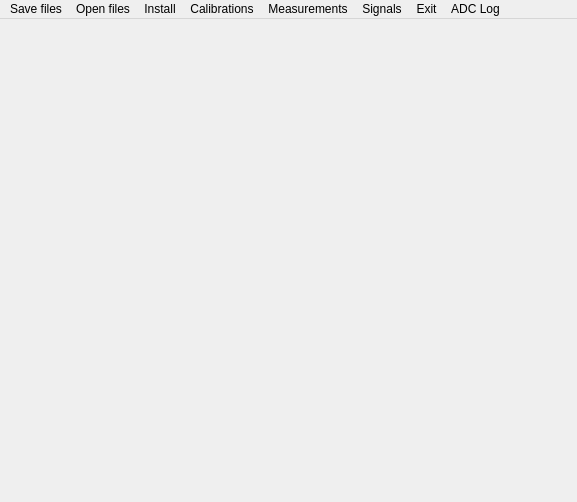
Old version of the form ui/MainWindowUIDesign.ui in the repository AVSidorov/FT2SXR.
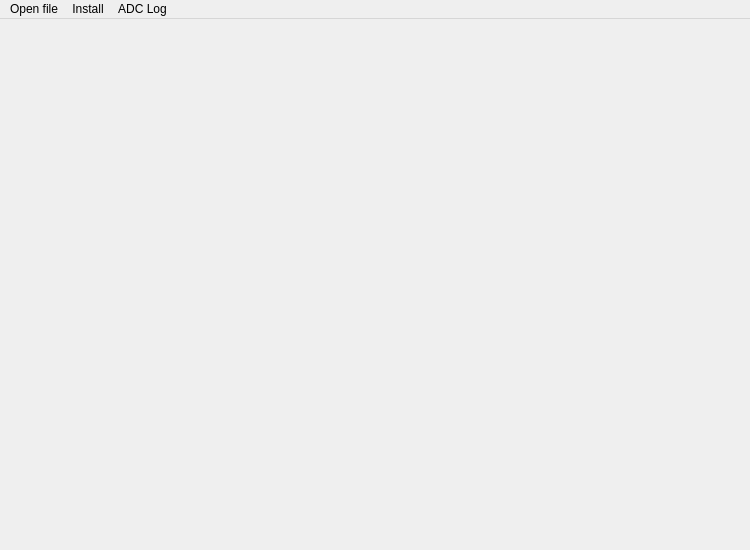
New version of the form.

```diff
--- a/ui/MainWindowUIDesign.ui
+++ b/ui/MainWindowUIDesign.ui
@@ -6,8 +6,8 @@
    <rect>
     <x>0</x>
     <y>0</y>
-    <width>577</width>
-    <height>502</height>
+    <width>750</width>
+    <height>550</height>
    </rect>
   </property>
   <property name="windowTitle">
@@ -29,23 +29,13 @@
     <rect>
      <x>0</x>
      <y>0</y>
-     <width>577</width>
-     <height>21</height>
+     <width>750</width>
+     <height>26</height>
     </rect>
    </property>
-   <widget class="QMenu" name="menuExit">
-    <property name="title">
-     <string>Save files</string>
-    </property>
-    <addaction name="actionSave_SXR_file"/>
-    <addaction name="actionSave_CLB_file"/>
-    <addaction name="actionSave_BKG_file"/>
-    <addaction name="actionSave_GSA_file"/>
-    <addaction name="actionSave_MCA_file"/>
-   </widget>
    <widget class="QMenu" name="menuOpen_files">
     <property name="title">
-     <string>Open files</string>
+     <string>Open file</string>
     </property>
     <addaction name="actionOpen_SXR_file"/>
     <addaction name="actionOpen_CLB_file"/>
@@ -62,33 +52,8 @@
     <addaction name="actionMini_X2"/>
     <addaction name="actionAmplifier"/>
     <addaction name="actionGSA"/>
-   </widget>
-   <widget class="QMenu" name="menuCalibrations">
-    <property name="title">
-     <string>Calibrations</string>
-    </property>
-    <addaction name="actionCalibration_Status"/>
-    <addaction name="separator"/>
-    <addaction name="actionCalibration_settings"/>
-    <addaction name="actionThreshold_PX_5"/>
-   </widget>
-   <widget class="QMenu" name="menuMeasurements">
-    <property name="title">
-     <string>Measurements</string>
-    </property>
-    <addaction name="actionMeasurements_Status"/>
-    <addaction name="separator"/>
-    <addaction name="actionMeasurement_settings"/>
-   </widget>
-   <widget class="QMenu" name="menuSignals">
-    <property name="title">
-     <string>Signals</string>
-    </property>
-   </widget>
-   <widget class="QMenu" name="menuExit_2">
-    <property name="title">
-     <string>Exit</string>
-    </property>
+    <addaction name="actionPX_5"/>
+    <addaction name="actionMini_X2"/>
    </widget>
    <widget class="QMenu" name="menuADC_Log">
     <property name="title">
@@ -96,13 +61,8 @@
     </property>
     <addaction name="actionShow_log"/>
    </widget>
-   <addaction name="menuExit"/>
    <addaction name="menuOpen_files"/>
    <addaction name="menuInstall"/>
-   <addaction name="menuCalibrations"/>
-   <addaction name="menuMeasurements"/>
-   <addaction name="menuSignals"/>
-   <addaction name="menuExit_2"/>
    <addaction name="menuADC_Log"/>
   </widget>
   <action name="actionSave_SXR_file">
```
Left out of the diff: 10 changed lines with no effect on the pictures.
